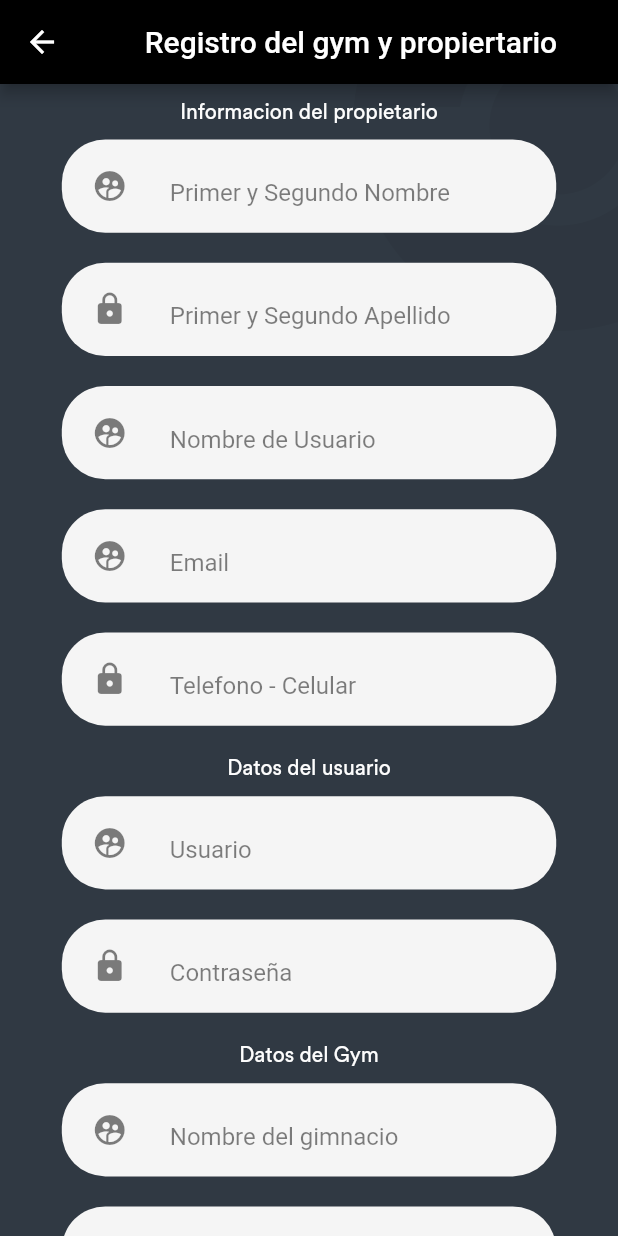
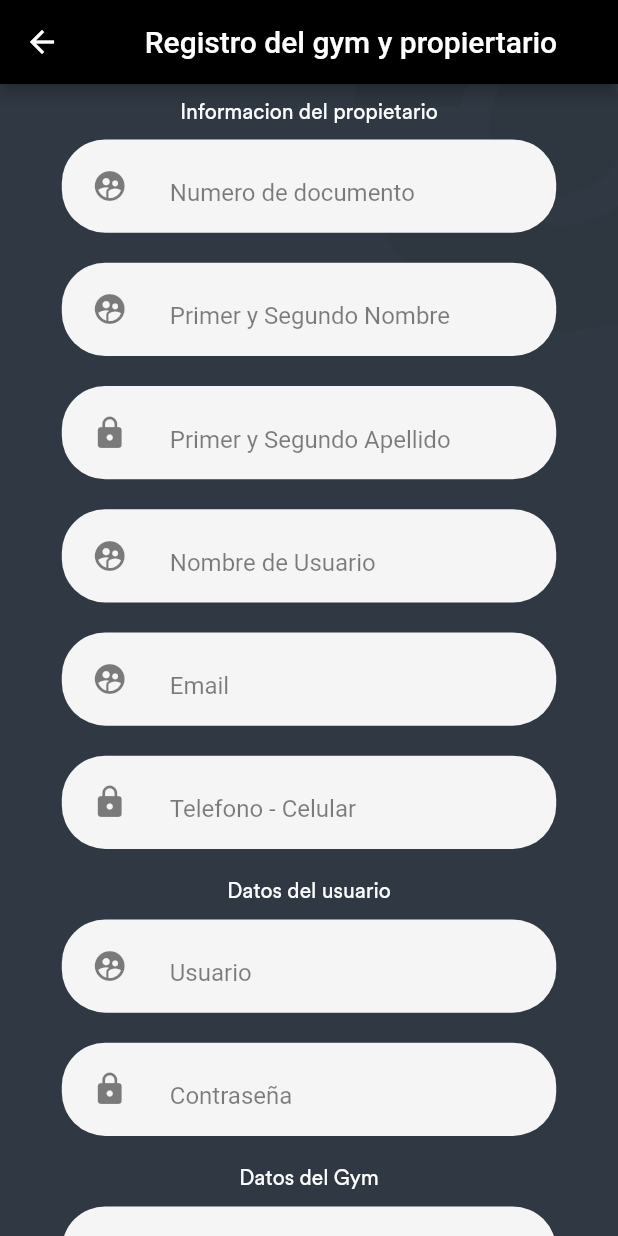
Before and after one commit to Godiex/gym_project, a Flutter app: the RegisterScreen screen opened directly, on a phone screen of 412 x 824 dp. Run offline on Flutter 3.47's test engine with Material 2 defaults, Android fonts, the phone set to English and light mode, and no system bars; our stand-ins replace bloc, cached_network_image, dio, flutter_bloc, sliding_up_panel, stream_transform; missing offline and left inert: cached_network_image_platform_interface, dio_http_cache.

Commit message:
ajuste front

```diff
--- a/lib/data/environment/env.dart
+++ b/lib/data/environment/env.dart
@@ -1,3 +1,3 @@
 class Env {
-  static const apiBaseUrl = 'https://3d1b-2800-e2-9f80-665-1a17-d8f2-49b4-4279.ngrok.io/api';
+  static const apiBaseUrl = 'https://e431-2800-e2-9f80-665-d921-a0ca-b1a5-9707.ngrok.io/api';
 }
--- /dev/null
+++ b/lib/domain/constants/type_user.dart
@@ -0,0 +1,4 @@
+class TypeUser {
+  static const Admin = 'Admin';
+  static const Customer = 'Customer';
+}
--- a/lib/main.dart
+++ b/lib/main.dart
@@ -3,9 +3,9 @@ import 'package:flutter_bloc/flutter_bloc.dart';
 import 'package:gym/app.dart';
 import 'package:gym/states/item/item_bloc.dart';
 import 'package:gym/states/theme/theme_cubit.dart';
+import 'package:gym/states/user_info/user_info_bloc.dart';
 
 import 'core/network.dart';
-import 'data/repositories/gym_owner_repository.dart';
 import 'data/repositories/item_repository.dart';
 
 void main() async {
@@ -29,6 +29,10 @@ void main() async {
             create: (context) => ItemBloc(context.read<ItemRepository>()),
           ),
 
+          BlocProvider<UserInfoBloc>(
+            create: (context) => UserInfoBloc(),
+          ),
+
           BlocProvider<ThemeCubit>(
             create: (context) => ThemeCubit(),
           )
--- a/lib/ui/screens/home/home.dart
+++ b/lib/ui/screens/home/home.dart
@@ -4,10 +4,13 @@ import 'package:flutter_bloc/flutter_bloc.dart';
 import 'package:gym/configs/colors.dart';
 import 'package:gym/configs/images.dart';
 import 'package:gym/data/menu_options.dart';
+import 'package:gym/domain/constants/type_user.dart';
+import 'package:gym/states/user_info/user_info_bloc.dart';
 import 'package:gym/ui/widgets/app_background.dart';
 import 'package:gym/ui/widgets/search_bar.dart';
 import 'package:gym/routes.dart';
 
+import '../../../domain/entities/user.dart';
 import '../../../states/theme/theme_cubit.dart';
 import 'widgets/news_card.dart';
 import 'widgets/category_card.dart';
--- a/lib/ui/screens/login/sections/register_form.dart
+++ b/lib/ui/screens/login/sections/register_form.dart
@@ -20,6 +20,7 @@ class _RegisterScreenState extends State<RegisterScreen> {
   final formKey = GlobalKey<FormState>();
 
   final Map<String, dynamic> formValues = {
+    'identification': '',
     'names': '',
     'surnames': '',
     'email': '',
@@ -74,6 +75,18 @@ class _RegisterScreenState extends State<RegisterScreen> {
               children: <Widget>[
                 VSpacer(10),
                 Text("Informacion del propietario"),
+                RadialInput(
+                  color: Colors.white,
+                  icon: Icons.supervised_user_circle,
+                  label: "Numero de documento",
+                  obscureText: false,
+                  formValues: formValues,
+                  FormProperty: 'identification',
+                  validator: (value){
+                    if (value == null) return 'Este campo es requerido';
+                    return value.length < 7 || value.length > 11 ? 'Entre 8 y 10 caracteres' : null;
+                  },
+                ),
                 RadialInput(
                   color: Colors.white,
                   icon: Icons.supervised_user_circle,
--- a/pubspec.yaml
+++ b/pubspec.yaml
@@ -24,6 +24,7 @@ dependencies:
   sliding_up_panel: ^2.0.0+1
   hive: ^2.0.5
   hive_flutter: ^1.1.0
+  shared_preferences: ^2.0.12
   dio: ^4.0.4
   dio_http_cache: ^0.3.0
   json_annotation: ^4.1.0
```
Also changed, not shown: lib/data/menu_options.dart (+7 -4 lines), lib/data/repositories/user_repository.dart (+7 -3 lines), lib/domain/entities/user.dart (+15 -0 lines), lib/domain/use_cases/gym_owner/create_gym_owner.dart (deleted, +0 -13 lines), lib/states/user_info/user_info_bloc.dart (added, +15 -0 lines), lib/states/user_info/user_info_event.dart (added, +9 -0 lines), lib/states/user_info/user_info_state.dart (added, +17 -0 lines), lib/ui/screens/home/sections/header_card_content.dart (+7 -1 lines), lib/ui/screens/login/sections/login_form.dart (+5 -2 lines), pubspec.lock.
